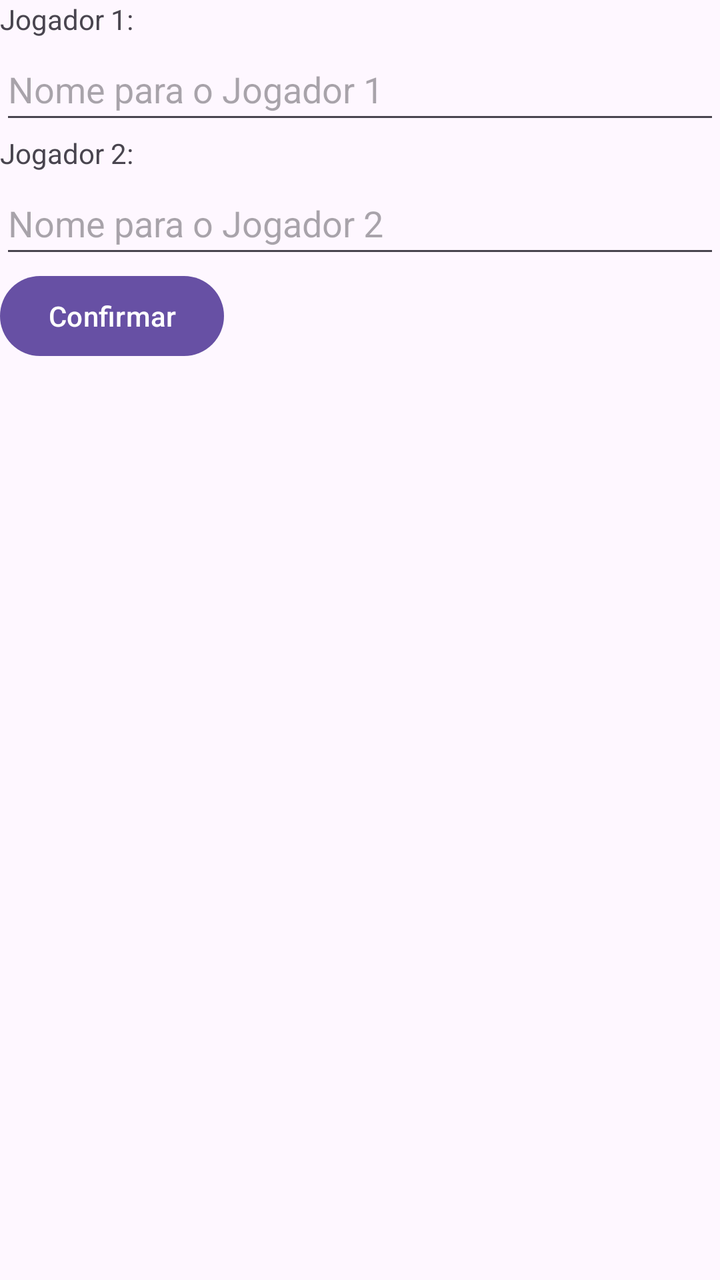
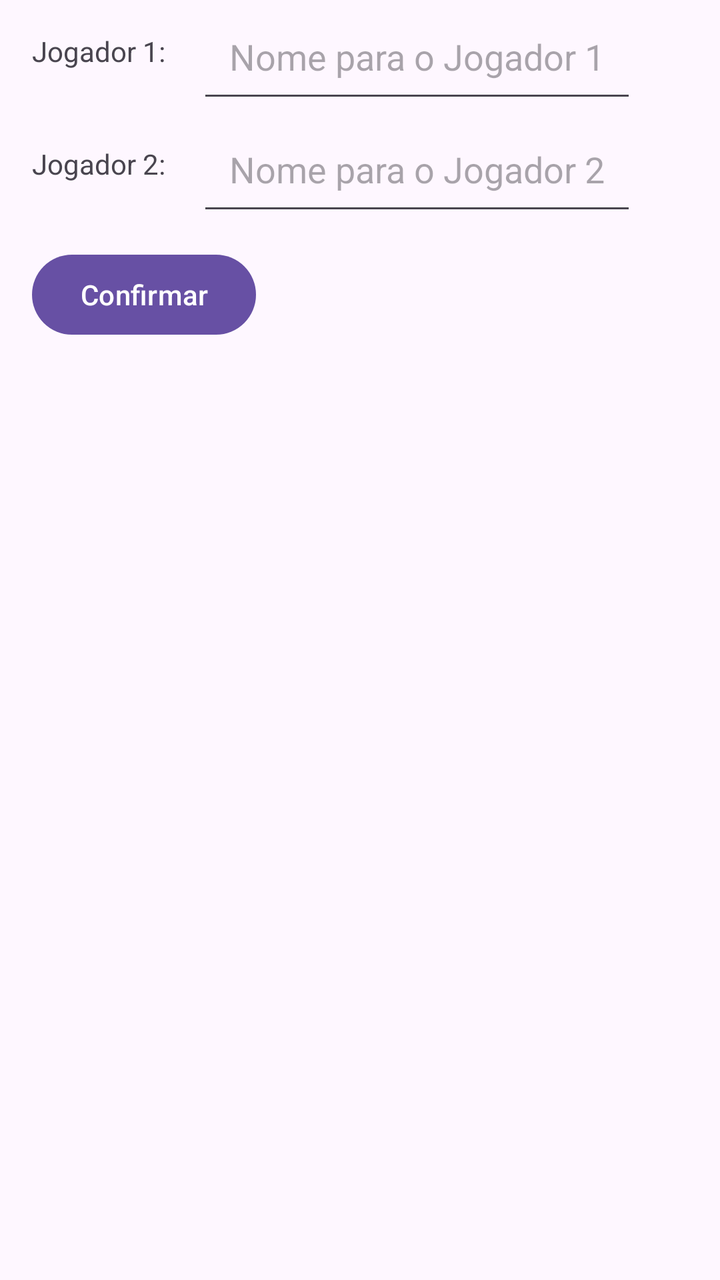

Two renders of the same Android screen: before a commit and after it. Below are the layout's source before the change and the commit's diff.
<!-- AndroidManifest.xml: application theme Theme.TrucoCount -->
<!-- res/layout/activity_change_name.xml -->
<?xml version="1.0" encoding="utf-8"?>
<LinearLayout xmlns:android="http://schemas.android.com/apk/res/android"
    xmlns:app="http://schemas.android.com/apk/res-auto"
    xmlns:tools="http://schemas.android.com/tools"
    android:id="@+id/main"
    android:layout_width="match_parent"
    android:layout_height="match_parent"
    android:orientation="vertical"
    tools:context=".ChangeNameActivity">

    <TextView
        android:layout_width="wrap_content"
        android:layout_height="wrap_content"
        android:text="Jogador 1:" />

    <EditText
        android:id="@+id/etJogador1"
        android:layout_width="match_parent"
        android:layout_height="wrap_content"
        android:inputType="text"
        android:minHeight="48dp"
        android:hint="Nome para o Jogador 1"/>


    <TextView
        android:layout_width="wrap_content"
        android:layout_height="wrap_content"
        android:text="Jogador 2:" />

    <EditText
        android:id="@+id/etJogador2"
        android:layout_width="match_parent"
        android:layout_height="wrap_content"
        android:inputType="text"
        android:minHeight="48dp"
        android:hint="Nome para o Jogador 2"/>

    <Button
        android:layout_width="wrap_content"
        android:layout_height="wrap_content"
        android:onClick="btConfirmarOnClick"
        android:text="Confirmar" />

</LinearLayout>
<!-- resources referenced by this layout -->
<resources>
  <style name="Theme.TrucoCount" parent="Base.Theme.TrucoCount" />
  <style name="Base.Theme.TrucoCount" parent="Theme.Material3.DayNight.NoActionBar">
          
          
      </style>
</resources>

<!-- the commit's change to res/layout/activity_change_name.xml (unified diff, before → after) -->
@@ -1,36 +1,49 @@
 <?xml version="1.0" encoding="utf-8"?>
-<LinearLayout xmlns:android="http://schemas.android.com/apk/res/android"
+<androidx.constraintlayout.widget.ConstraintLayout xmlns:android="http://schemas.android.com/apk/res/android"
     xmlns:app="http://schemas.android.com/apk/res-auto"
     xmlns:tools="http://schemas.android.com/tools"
     android:id="@+id/main"
     android:layout_width="match_parent"
     android:layout_height="match_parent"
-    android:orientation="vertical"
     tools:context=".ChangeNameActivity">
 
     <TextView
+        android:id="@+id/tvJogador1"
         android:layout_width="wrap_content"
         android:layout_height="wrap_content"
+        app:layout_constraintStart_toStartOf="parent"
+        app:layout_constraintTop_toTopOf="parent"
+        android:padding="16dp"
         android:text="Jogador 1:" />
 
     <EditText
         android:id="@+id/etJogador1"
-        android:layout_width="match_parent"
+        android:layout_width="wrap_content"
         android:layout_height="wrap_content"
+        app:layout_constraintStart_toEndOf="@id/tvJogador1"
+        app:layout_constraintTop_toTopOf="parent"
+        android:padding="16dp"
         android:inputType="text"
         android:minHeight="48dp"
         android:hint="Nome para o Jogador 1"/>
 
 
     <TextView
+        android:id="@+id/tvJogador2"
         android:layout_width="wrap_content"
         android:layout_height="wrap_content"
+        app:layout_constraintStart_toStartOf="parent"
+        app:layout_constraintTop_toTopOf="@+id/etJogador2"
+        android:padding="16dp"
         android:text="Jogador 2:" />
 
     <EditText
         android:id="@+id/etJogador2"
-        android:layout_width="match_parent"
+        android:layout_width="wrap_content"
         android:layout_height="wrap_content"
+        app:layout_constraintStart_toEndOf="@id/tvJogador2"
+        app:layout_constraintTop_toBottomOf="@+id/etJogador1"
+        android:padding="16dp"
         android:inputType="text"
         android:minHeight="48dp"
         android:hint="Nome para o Jogador 2"/>
@@ -38,7 +51,10 @@
     <Button
         android:layout_width="wrap_content"
         android:layout_height="wrap_content"
+        app:layout_constraintStart_toStartOf="parent"
+        app:layout_constraintTop_toBottomOf="@id/tvJogador2"
+        android:layout_margin="16dp"
         android:onClick="btConfirmarOnClick"
         android:text="Confirmar" />
 
-</LinearLayout>
+</androidx.constraintlayout.widget.ConstraintLayout>
